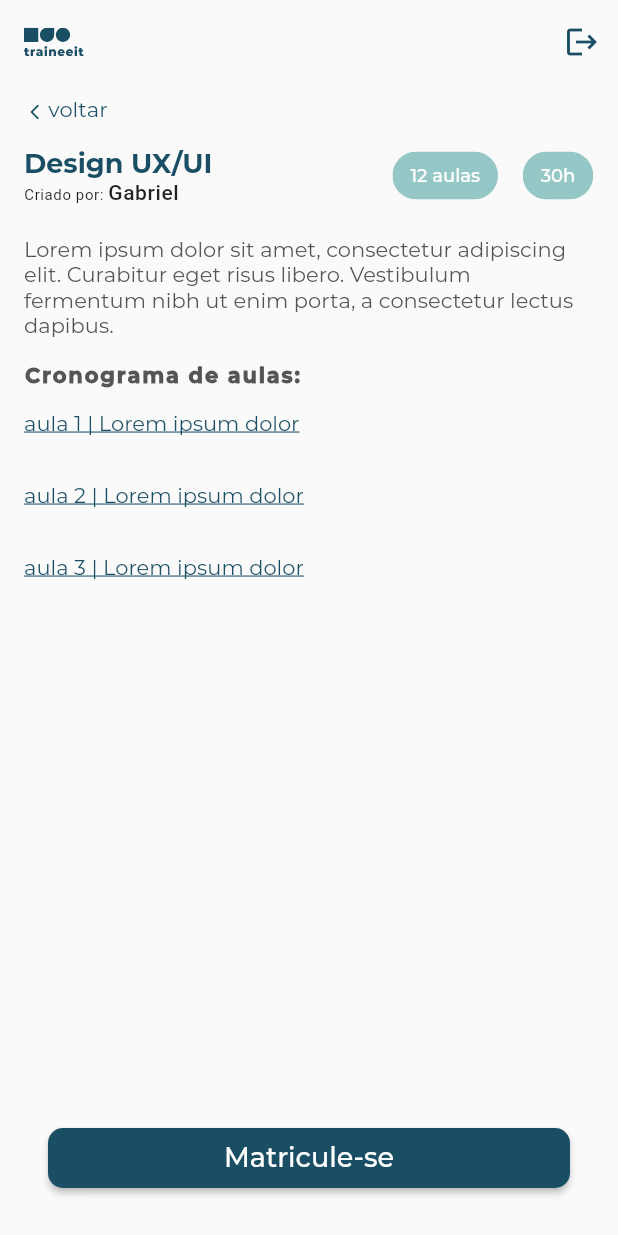
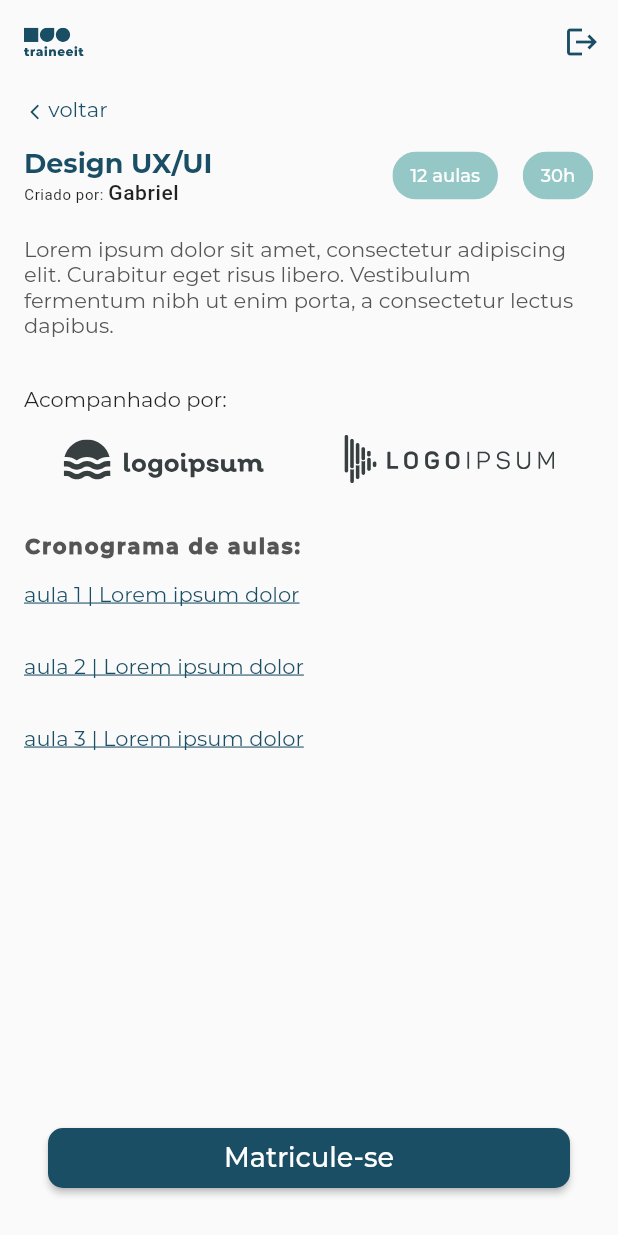
Before and after one commit to gabriel-Oak/traineeit, a Flutter app: the screen it shows after launch, on a phone screen of 412 x 824 dp. Run offline on Flutter 3.47's test engine with Material 2 defaults, Android fonts, the phone set to English and light mode, and no system bars; our stand-ins replace bloc, dio, equatable, flutter_bloc, flutter_svg, google_sign_in and 2 more.

Commit message:
Adicionando empresas

```diff
--- a/lib/pages/course_detail/course_detail_content.dart
+++ b/lib/pages/course_detail/course_detail_content.dart
@@ -2,6 +2,7 @@ import 'package:flutter/material.dart';
 import 'package:traineeit/components/back_button.dart';
 import 'package:traineeit/pages/course_detail/widget/alert_enroll.dart';
 import 'package:traineeit/pages/course_detail/widget/class_item.dart';
+import 'package:traineeit/pages/course_detail/widget/companies.dart';
 import 'package:traineeit/pages/course_detail/widget/dialog_class.dart';
 import 'package:traineeit/pages/course_detail/widget/enroll_button.dart';
 import 'package:traineeit/pages/course_detail/widget/header_course.dart';
@@ -24,6 +25,7 @@ class CourseDetailContent extends StatelessWidget {
                       'Lorem ipsum dolor sit amet, consectetur adipiscing elit. Curabitur eget risus libero. Vestibulum fermentum nibh ut enim porta, a consectetur lectus dapibus.',
                       style:
                           TextStyle(color: Color(0xff555555), fontSize: 14))),
+              Companies(),
               Row(
                 mainAxisAlignment: MainAxisAlignment.start,
                 children: [
--- /dev/null
+++ b/lib/pages/course_detail/widget/companies.dart
@@ -0,0 +1,30 @@
+import 'package:flutter/material.dart';
+import 'package:flutter_svg/svg.dart';
+
+class Companies extends StatelessWidget {
+  @override
+  Widget build(BuildContext context) {
+    return Padding(
+      padding: const EdgeInsets.only(bottom: 32.0),
+      child: Column(
+        mainAxisAlignment: MainAxisAlignment.start,
+        crossAxisAlignment: CrossAxisAlignment.start,
+        children: [
+          Padding(
+            padding: const EdgeInsets.symmetric(vertical: 16),
+            child: Text('Acompanhado por:'),
+          ),
+          Row(
+            mainAxisAlignment: MainAxisAlignment.spaceAround,
+            children: [
+              SvgPicture.asset('assets/images/logoipsum.svg',
+                  semanticsLabel: 'Acme Logo'),
+              SvgPicture.asset('assets/images/logoipsum-3.svg',
+                  semanticsLabel: 'Acme Logo'),
+            ],
+          ),
+        ],
+      ),
+    );
+  }
+}
```
Also changed, not shown: assets/images/logoipsum-3.svg (added), assets/images/logoipsum.svg (added).
